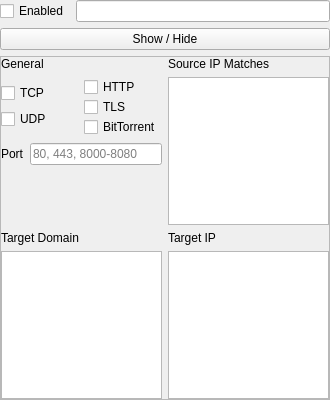
First picture: the form in src/ui/node/widgets/RuleWidget.ui, repository Qv2ray/Qv2ray, before the edit.
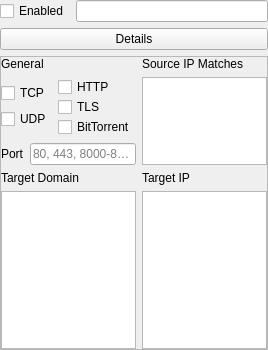
Second picture: the form after the edit.

Commit message: refactor: continuously refactor node editor base class structures

```diff
--- a/src/ui/node/widgets/RuleWidget.ui
+++ b/src/ui/node/widgets/RuleWidget.ui
@@ -6,13 +6,13 @@
    <rect>
     <x>0</x>
     <y>0</y>
-    <width>330</width>
-    <height>400</height>
+    <width>268</width>
+    <height>350</height>
    </rect>
   </property>
-  <property name="minimumSize">
+  <property name="maximumSize">
    <size>
-    <width>330</width>
+    <width>350</width>
     <height>400</height>
    </size>
   </property>
@@ -49,7 +49,7 @@
    <item>
     <widget class="QPushButton" name="pushButton">
      <property name="text">
-      <string>Show / Hide</string>
+      <string>Details</string>
      </property>
     </widget>
    </item>
@@ -75,7 +75,7 @@
        <number>0</number>
       </property>
       <item row="0" column="0">
-       <layout class="QGridLayout" name="gridLayout">
+       <layout class="QGridLayout" name="gridLayout" rowstretch="0,1,0,0">
         <item row="2" column="1">
          <widget class="QLabel" name="label_4">
           <property name="text">
```
Left out of the diff: 2 changed lines with no effect on the pictures. The commit also changes 21 other files.
